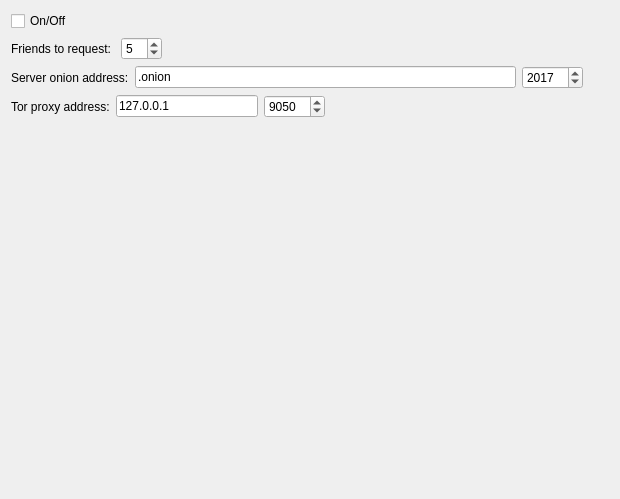
First picture: the form in retroshare-gui/src/gui/FriendServerControl.ui, repository RetroShare/RetroShare, before the edit.
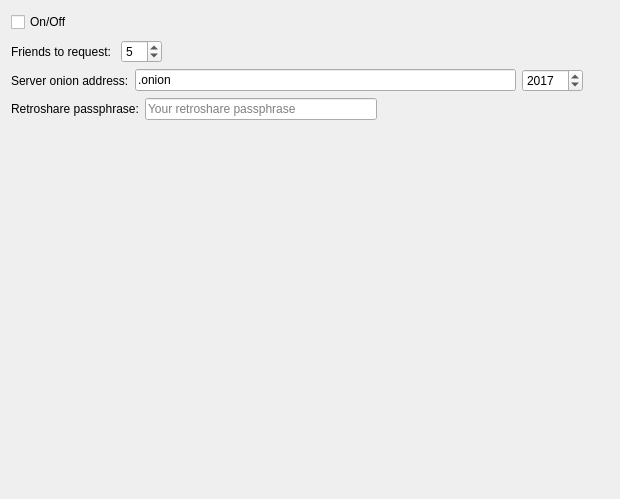
Second picture: the form after the edit. Icons and pictures are not drawn.

Commit message: fixed initing of profile passphrase for friend server manager

The edit to the form file:
```diff
--- a/retroshare-gui/src/gui/FriendServerControl.ui
+++ b/retroshare-gui/src/gui/FriendServerControl.ui
@@ -12,11 +12,48 @@
   </property>
   <layout class="QVBoxLayout" name="verticalLayout">
    <item>
-    <widget class="QCheckBox" name="friendServerOnOff_CB">
-     <property name="text">
-      <string>On/Off</string>
-     </property>
-    </widget>
+    <layout class="QHBoxLayout" name="horizontalLayout_5">
+     <item>
+      <widget class="QCheckBox" name="friendServerOnOff_CB">
+       <property name="text">
+        <string>On/Off</string>
+       </property>
+      </widget>
+     </item>
+     <item>
+      <spacer name="horizontalSpacer_5">
+       <property name="orientation">
+        <enum>Qt::Horizontal</enum>
+       </property>
+       <property name="sizeHint" stdset="0">
+        <size>
+         <width>40</width>
+         <height>20</height>
+        </size>
+       </property>
+      </spacer>
+     </item>
+     <item>
+      <widget class="QToolButton" name="helpButton">
+       <property name="focusPolicy">
+        <enum>Qt::NoFocus</enum>
+       </property>
+       <property name="icon">
+        <iconset resource="images.qrc">
+         <normaloff>:/icons/help_64.png</normaloff>:/icons/help_64.png</iconset>
+       </property>
+       <property name="checkable">
+        <bool>true</bool>
+       </property>
+       <property name="checked">
+        <bool>false</bool>
+       </property>
+       <property name="autoRaise">
+        <bool>true</bool>
+       </property>
+      </widget>
+     </item>
+    </layout>
    </item>
    <item>
     <layout class="QHBoxLayout" name="horizontalLayout_2">
@@ -75,6 +112,9 @@
        <property name="text">
         <string>.onion</string>
        </property>
+       <property name="placeholderText">
+        <string>Onion address of the friend server</string>
+       </property>
       </widget>
      </item>
      <item>
@@ -111,45 +151,31 @@
      <item>
       <widget class="QLabel" name="label_3">
        <property name="text">
-        <string>Tor proxy address:</string>
+        <string>Retroshare passphrase:</string>
        </property>
       </widget>
      </item>
      <item>
-      <widget class="QLineEdit" name="torProxyAddress_LE">
-       <property name="text">
-        <string>127.0.0.1</string>
+      <widget class="QLineEdit" name="passphrase_LE">
+       <property name="sizePolicy">
+        <sizepolicy hsizetype="MinimumExpanding" vsizetype="Fixed">
+         <horstretch>0</horstretch>
+         <verstretch>0</verstretch>
+        </sizepolicy>
        </property>
-      </widget>
-     </item>
-     <item>
-      <widget class="QSpinBox" name="torProxyPort_SB">
-       <property name="minimum">
-        <number>1025</number>
+       <property name="toolTip">
+        <string>&lt;html&gt;&lt;head/&gt;&lt;body&gt;&lt;p&gt;Your Retroshare login passphrase is needed to ensure the security of data exchange with the friend server.&lt;/p&gt;&lt;/body&gt;&lt;/html&gt;</string>
        </property>
-       <property name="maximum">
-        <number>65535</number>
+       <property name="echoMode">
+        <enum>QLineEdit::Password</enum>
        </property>
-       <property name="value">
-        <number>9050</number>
+       <property name="placeholderText">
+        <string>Your retroshare passphrase</string>
        </property>
       </widget>
      </item>
      <item>
-      <spacer name="horizontalSpacer_3">
-       <property name="orientation">
-        <enum>Qt::Horizontal</enum>
-       </property>
-       <property name="sizeHint" stdset="0">
-        <size>
-         <width>40</width>
-         <height>20</height>
-        </size>
-       </property>
-      </spacer>
-     </item>
-     <item>
-      <spacer name="horizontalSpacer_2">
+      <spacer name="horizontalSpacer_4">
        <property name="orientation">
         <enum>Qt::Horizontal</enum>
        </property>
```
Left out of the diff: 14 changed lines with no effect on the pictures. The commit also changes 4 other files.
